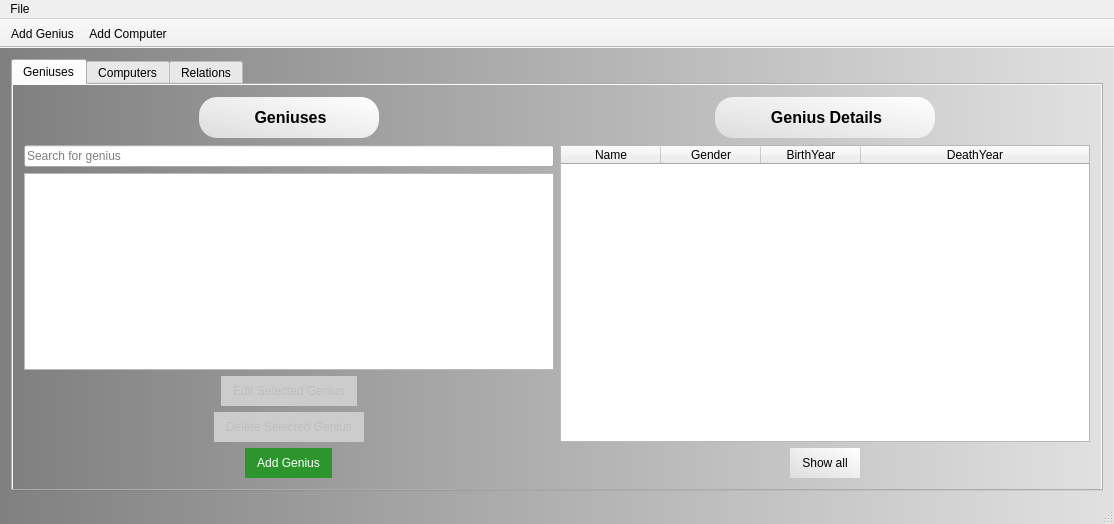
This is mainwindow.ui in danielm15/VLN1-2016-Hopur_16 as Qt 5 draws it before an edit. The edited form follows.
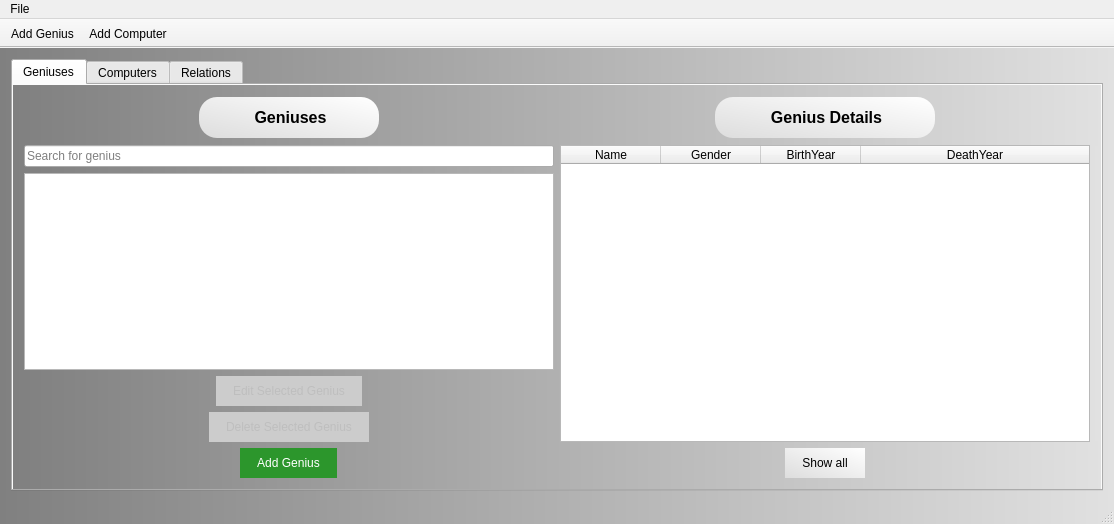
This is the edited form. The open tabs and pages were chosen to show the change. Icons and pictures are not drawn.

Commit message: Fixed padding on buttons

What changed in the file:
```diff
--- a/mainwindow.ui
+++ b/mainwindow.ui
@@ -94,7 +94,7 @@
             </property>
             <property name="styleSheet">
              <string notr="true">#editButtonGenius {
-	padding: 6px 10px;
+	padding: 6px 15px;
 	background-color: rgb(204, 204, 204);
 	border: 2px solid;
 	border-color: transparent;
@@ -121,7 +121,7 @@
             </property>
             <property name="styleSheet">
              <string notr="true">#pushButtonDeleteGenius {
-	padding: 6px 10px;
+	padding: 6px 15px;
 	background-color: rgb(204, 204, 204);
 	border: 2px solid;
 	border-color: transparent;
@@ -148,7 +148,7 @@
              <string notr="true">#pushButtonAddGenius {
 	color: rgb(255, 255, 255);
 	background-color: rgb(44, 150, 44);
-	padding: 6px 10px;
+	padding: 6px 15px;
 	border: 2px solid;
 	border-color: transparent;
 	border-radius: 16px;
@@ -234,7 +234,7 @@
            <widget class="QPushButton" name="clearGeniusSelection">
             <property name="styleSheet">
              <string notr="true">#clearGeniusSelection {
-	padding: 6px 10px;
+	padding: 6px 15px;
 	background-color: qlineargradient(spread:pad, x1:0, y1:1, x2:1, y2:0, stop:0 rgba(221, 221, 221, 255), stop:1 rgba(255, 255, 255, 255));
 	border: 2px solid;
 	border-color: transparent;
```
Left out of the diff: 12 changed lines with no effect on the pictures. The commit also changes 4 other files.
